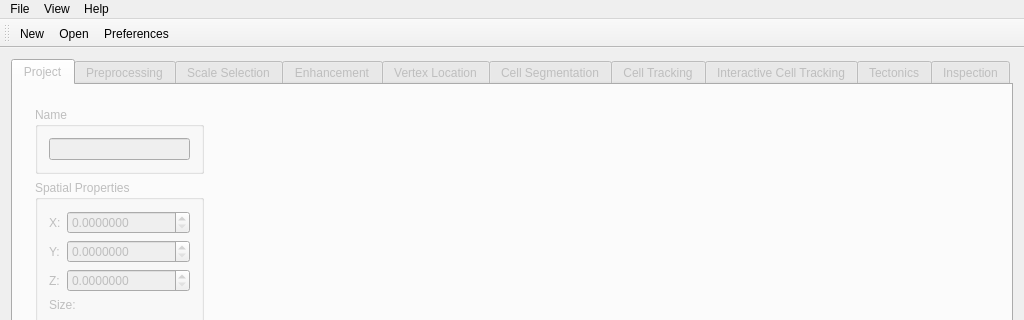
First picture: the form in GUI/NewGUI/tttmainwindow.ui, repository morganrcu/TTT, before the edit; both pictures show x 0 to 1024 and y 0 to 320 of the 1024 by 769 pixel window.
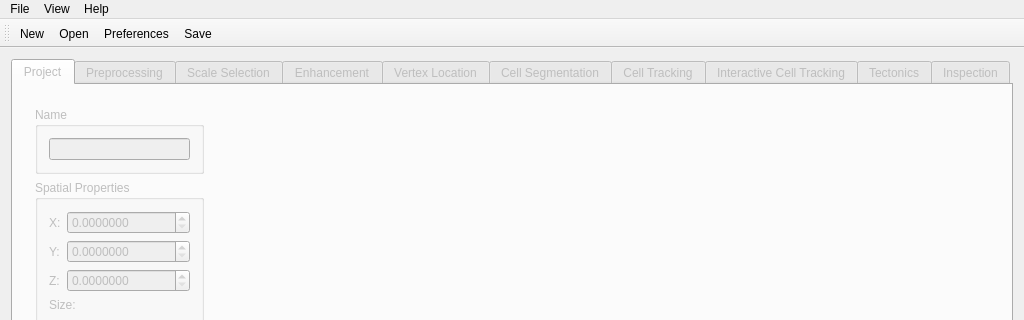
Second picture: the form after the edit. The open tabs and pages were chosen to show the change. Icons and pictures are not drawn. Custom widgets are drawn as their Qt base class.

The edit to the form file:
```diff
--- a/GUI/NewGUI/tttmainwindow.ui
+++ b/GUI/NewGUI/tttmainwindow.ui
@@ -1441,6 +1441,7 @@
    <addaction name="actionNew"/>
    <addaction name="actionOpen"/>
    <addaction name="actionPreferences"/>
+   <addaction name="actionSave"/>
   </widget>
   <widget class="QStatusBar" name="statusBar"/>
   <action name="actionNew">
@@ -1524,6 +1525,11 @@
     <string>Ctrl+P</string>
    </property>
   </action>
+  <action name="actionSave">
+   <property name="text">
+    <string>Save</string>
+   </property>
+  </action>
  </widget>
  <layoutdefault spacing="6" margin="11"/>
  <customwidgets>
```
Left out of the diff: 2 changed lines with no effect on the pictures.
